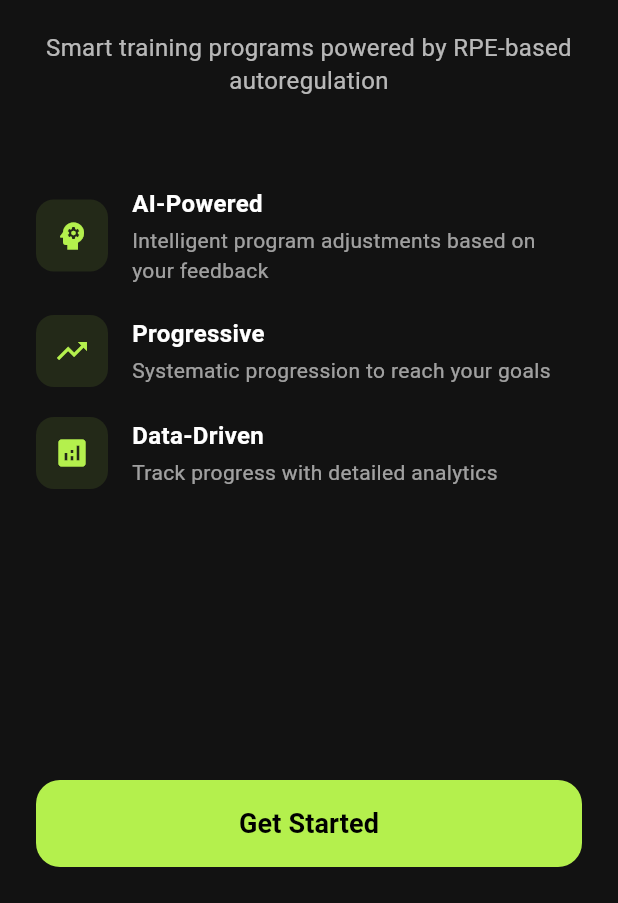
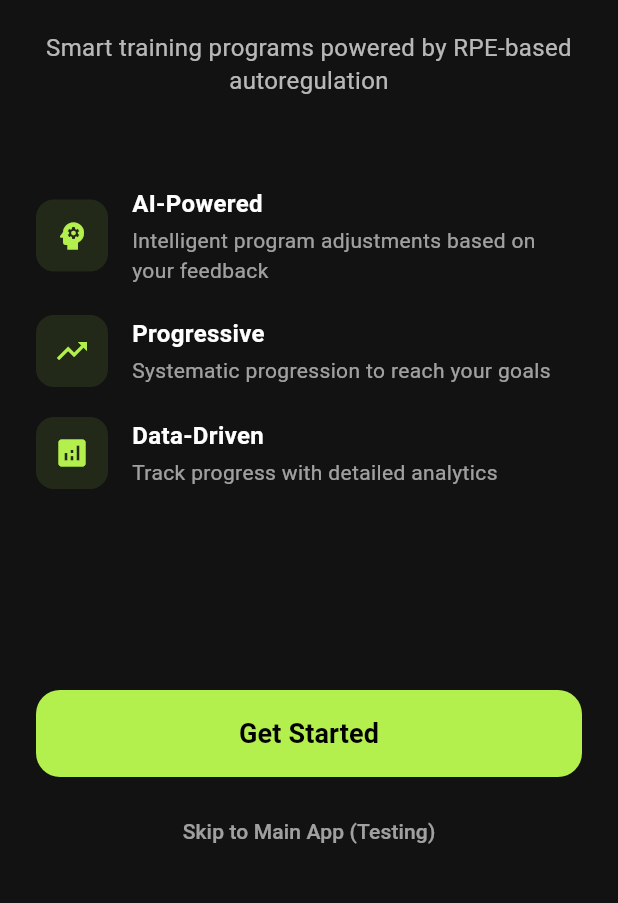
Before and after one commit to MyeonghunIsDaBest/ai_fitness_coach, a Flutter app: the screen it shows after launch, on a phone screen of 412 x 824 dp, the part 333-1236 px from its top. Run offline on Flutter 3.47's test engine with Material 3 defaults, Android fonts, the phone set to English and light mode, and no system bars; our stand-ins replace equatable, fl_chart, flutter_riverpod, hive, hive_flutter; accounts and stored records are empty.

Commit message:
updating ui structure and codebase

```diff
--- a/lib/main.dart
+++ b/lib/main.dart
@@ -79,12 +79,24 @@ class AIFitnessCoachApp extends StatelessWidget {
   @override
   Widget build(BuildContext context) {
     return MaterialApp(
-      title: 'AI Fitness Coach',
-      debugShowCheckedModeBanner: false,
+      title: 'FitCoach AI',
       theme: _buildTheme(),
-      initialRoute: '/main',
-      onGenerateRoute: (settings) => _generateRoute(settings),
+
+      // Start with splash screen (your existing flow)
+      home: const SplashScreen(),
+
+      // Define named routes
+      routes: {
+        '/onboarding': (context) => const OnboardingScreen(),
+        '/sport-selection': (context) => const SportSelectionScreen(),
+        '/goal-setup': (context) => const GoalSetupScreen(),
+        '/program-selection': (context) => const ProgramSelectionScreen(),
+
+        // ⬇️ ADD THIS ROUTE - This is your main app after onboarding
+        '/main': (context) => const MainNavigationScreen(),
+      },
     );
+  }
 }
 
 ThemeData _buildTheme() {
@@ -236,8 +248,7 @@ class AIFitnessCoachApp extends StatelessWidget {
       const begin = Offset(1.0, 0.0);
       const end = Offset.zero;
       const curve = Curves.easeInOutCubic;
-        var tween =
-            Tween(begin: begin, end: end).chain(CurveTween(curve: curve));
+      var tween = Tween(begin: begin, end: end).chain(CurveTween(curve: curve));
       return SlideTransition(
         position: animation.drive(tween),
         child: child,
@@ -245,7 +256,6 @@ class AIFitnessCoachApp extends StatelessWidget {
     },
     transitionDuration: const Duration(milliseconds: 400),
   );
-  }
 }
 
 // ============================================================================
@@ -416,6 +426,7 @@ class OnboardingScreen extends StatelessWidget {
                 'Track progress with detailed analytics',
               ),
               const Spacer(),
+              // Get Started Button
               ElevatedButton(
                 onPressed: () {
                   Navigator.pushReplacementNamed(context, '/sport-selection');
@@ -426,6 +437,20 @@ class OnboardingScreen extends StatelessWidget {
                 child: const Text(
                   'Get Started',
                   style: TextStyle(fontSize: 18, fontWeight: FontWeight.bold),
+                ),
+              ),
+              const SizedBox(height: 12),
+              // Skip to Main App - For Testing
+              TextButton(
+                onPressed: () {
+                  Navigator.pushReplacementNamed(context, '/main');
+                },
+                child: const Text(
+                  'Skip to Main App (Testing)',
+                  style: TextStyle(
+                    color: Colors.white60,
+                    fontSize: 14,
+                  ),
                 ),
               ),
             ],
```
Lines whose indentation alone changed are shown as unchanged.
